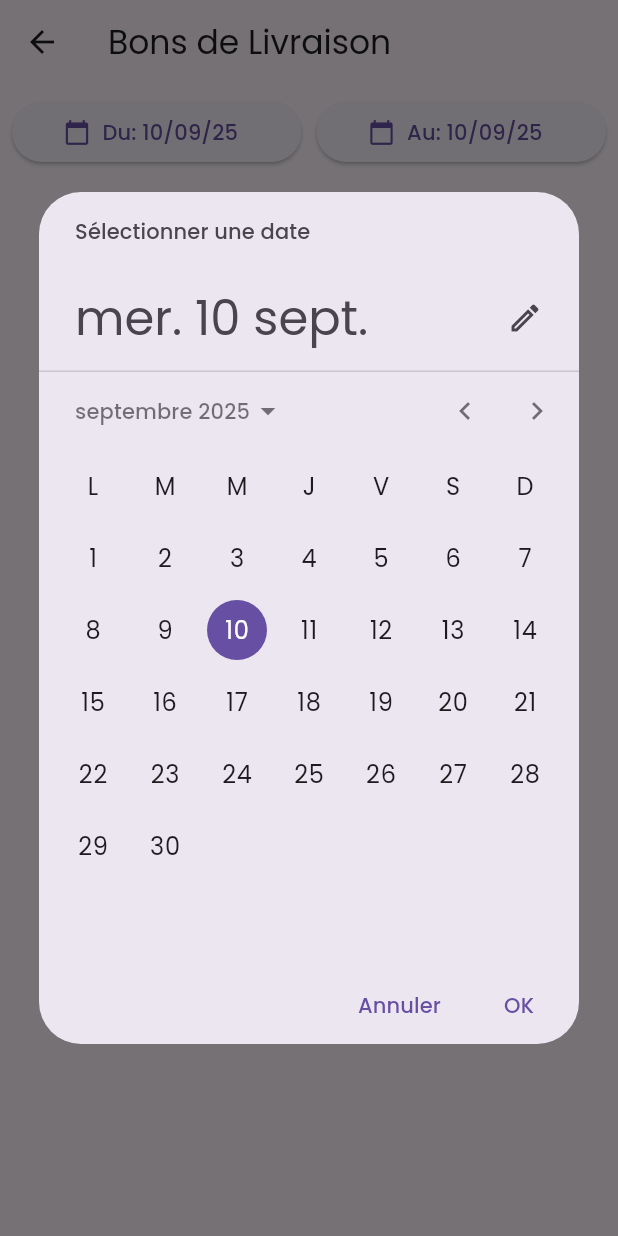
After one commit to airm5500/prestige_consult, a Flutter app: the DeliverySlipListScreen screen opened by its route, after a tap on an icon or button, on a phone screen of 412 x 824 dp. The commit adds this screen. Run offline on Flutter 3.47's test engine with Material 3 defaults, Android fonts, the phone set to English and light mode, and no system bars; our stand-ins replace fl_chart, fluttertoast, google_fonts, shared_preferences, shimmer; accounts and stored records are empty; network calls fail.

Commit message:
pointage bl

```diff
--- /dev/null
+++ b/lib/models/delivery_slip.dart
@@ -0,0 +1,36 @@
+import 'package:prestigeconsult/models/delivery_slip_item.dart';
+import 'package:prestigeconsult/models/nested_fournisseur.dart';
+
+// Représente un Bon de Livraison complet
+class DeliverySlip {
+  final String id;
+  final String referenceLivraison;
+  final String dateLivraison;
+  final NestedFournisseur fournisseur;
+  final List<DeliverySlipItem> items;
+
+  DeliverySlip({
+    required this.id,
+    required this.referenceLivraison,
+    required this.dateLivraison,
+    required this.fournisseur,
+    required this.items,
+  });
+
+  factory DeliverySlip.fromJson(Map<String, dynamic> json) {
+    var itemsList = <DeliverySlipItem>[];
+    if (json['bonLivraisonDetails'] is List) {
+      itemsList = (json['bonLivraisonDetails'] as List)
+          .map((itemJson) => DeliverySlipItem.fromJson(itemJson))
+          .toList();
+    }
+
+    return DeliverySlip(
+      id: json['lgBONLIVRAISONID'] ?? '',
+      referenceLivraison: json['strREFLIVRAISON'] ?? 'N/A',
+      dateLivraison: json['dtDATELIVRAISON'] ?? 'N/A',
+      fournisseur: NestedFournisseur.fromJson(json['fournisseur'] ?? {}),
+      items: itemsList,
+    );
+  }
+}
--- /dev/null
+++ b/lib/models/delivery_slip_item.dart
@@ -0,0 +1,30 @@
+import 'package:prestigeconsult/models/nested_product.dart';
+
+// Représente un article dans la liste "bonLivraisonDetails"
+class DeliverySlipItem {
+  final String id;
+  final NestedProduct produit;
+  final int qteRecue;
+  final int stockInitial;
+  int quantiteComptee; // Champ pour la saisie utilisateur
+
+  DeliverySlipItem({
+    required this.id,
+    required this.produit,
+    required this.qteRecue,
+    required this.stockInitial,
+    this.quantiteComptee = 0, // Initialisé à 0
+  });
+
+  // Calcule le stock théorique pour le rapport final
+  int get stockTheorique => stockInitial + qteRecue;
+
+  factory DeliverySlipItem.fromJson(Map<String, dynamic> json) {
+    return DeliverySlipItem(
+      id: json['lgBONLIVRAISONDETAIL'] ?? '',
+      produit: NestedProduct.fromJson(json['produit'] ?? {}),
+      qteRecue: json['intQTERECUE'] ?? 0,
+      stockInitial: json['intINITSTOCK'] ?? 0,
+    );
+  }
+}
--- /dev/null
+++ b/lib/models/nested_fournisseur.dart
@@ -0,0 +1,14 @@
+// Représente l'objet "fournisseur"
+class NestedFournisseur {
+  final String id;
+  final String libelle;
+
+  NestedFournisseur({required this.id, required this.libelle});
+
+  factory NestedFournisseur.fromJson(Map<String, dynamic> json) {
+    return NestedFournisseur(
+      id: json['fournisseurId'] ?? '',
+      libelle: json['fournisseurLibelle'] ?? 'N/A',
+    );
+  }
+}
--- /dev/null
+++ b/lib/ui/screens/features/stock_entry/delivery_slip_list_screen.dart
@@ -0,0 +1,134 @@
+import 'package:flutter/material.dart';
+import 'package:intl/intl.dart';
+import 'package:provider/provider.dart';
+import 'package:prestigeconsult/core/api/api_service.dart';
+import 'package:prestigeconsult/core/logic/base_screen_logic.dart';
+import 'package:prestigeconsult/models/delivery_slip.dart';
+import 'package:prestigeconsult/providers/app_config_provider.dart';
+import 'package:prestigeconsult/ui/screens/features/stock_entry/stock_count_screen.dart';
+// Importer l'écran de comptage que nous créerons après
+// import 'package:prestigeconsult/ui/screens/features/stock_entry/stock_count_screen.dart';
+
+
+class DeliverySlipListScreen extends StatefulWidget {
+  const DeliverySlipListScreen({super.key});
+
+  @override
+  State<DeliverySlipListScreen> createState() => _DeliverySlipListScreenState();
+}
+
+class _DeliverySlipListScreenState extends State<DeliverySlipListScreen> with BaseScreenLogic {
+  List<DeliverySlip> _deliverySlips = [];
+  DateTime _startDate = DateTime.now();
+  DateTime _endDate = DateTime.now();
+
+  @override
+  void initState() {
+    super.initState();
+    WidgetsBinding.instance.addPostFrameCallback((_) => _loadSlips());
+  }
+
+  Future<void> _loadSlips() async {
+    final dtStart = DateFormat('yyyy-MM-dd').format(_startDate);
+    final dtEnd = DateFormat('yyyy-MM-dd').format(_endDate);
+    final endpoint = '/etat-control-bon/list?search=&grossisteId=&dtStart=$dtStart&dtEnd=$dtEnd&limit=100';
+
+    final response = await runApiCall(() =>
+        ApiService().get(endpoint, Provider.of<AppConfigProvider>(context, listen: false))
+    );
+
+    if (mounted && response != null && response['data'] is List) {
+      final slipsData = response['data'] as List;
+      setState(() {
+        _deliverySlips = slipsData.map((json) => DeliverySlip.fromJson(json)).toList();
+      });
+    }
+  }
+
+  Future<void> _selectDate(BuildContext context, bool isStartDate) async {
+    final DateTime? picked = await showDatePicker(
+      context: context,
+      initialDate: isStartDate ? _startDate : _endDate,
+      firstDate: DateTime(2020),
+      lastDate: DateTime(2040),
+      locale: const Locale('fr', 'FR'),
+    );
+    if (picked != null) {
+      setState(() {
+        if (isStartDate) {
+          _startDate = picked;
+        } else {
+          _endDate = picked;
+        }
+      });
+      _loadSlips();
+    }
+  }
+
+  @override
+  Widget build(BuildContext context) {
+    return Scaffold(
+      appBar: AppBar(title: const Text('Bons de Livraison')),
+      body: Column(
+        children: [
+          _buildDateFilters(),
+          Expanded(
+            child: RefreshIndicator(
+              onRefresh: _loadSlips,
+              child: isLoading
+                  ? const Center(child: CircularProgressIndicator())
+                  : _deliverySlips.isEmpty
+                  ? const Center(child: Text('Aucun bon de livraison pour cette période.'))
+                  : _buildSlipList(),
+            ),
+          ),
+        ],
+      ),
+    );
+  }
+
+  Widget _buildDateFilters() {
+    return Padding(
+      padding: const EdgeInsets.all(8.0),
+      child: Row(
+        mainAxisAlignment: MainAxisAlignment.spaceEvenly,
+        children: [
+          Expanded(child: _buildDateButton(true)),
+          const SizedBox(width: 10),
+          Expanded(child: _buildDateButton(false)),
+        ],
+      ),
+    );
+  }
+
+  Widget _buildDateButton(bool isStartDate) {
+    return ElevatedButton.icon(
+      icon: const Icon(Icons.calendar_today),
+      label: Text(isStartDate
+          ? 'Du: ${DateFormat('dd/MM/yy').format(_startDate)}'
+          : 'Au: ${DateFormat('dd/MM/yy').format(_endDate)}'),
+      onPressed: () => _selectDate(context, isStartDate),
+    );
+  }
+
+  Widget _buildSlipList() {
+    return ListView.builder(
+      itemCount: _deliverySlips.length,
+      itemBuilder: (context, index) {
+        final slip = _deliverySlips[index];
+        return Card(
+          margin: const EdgeInsets.symmetric(horizontal: 12, vertical: 6),
+          child: ListTile(
+            title: Text(slip.fournisseur.libelle, style: const TextStyle(fontWeight: FontWeight.bold)),
+            subtitle: Text('Réf: ${slip.referenceLivraison}\nDate: ${slip.dateLivraison}'),
+            trailing: Chip(label: Text('${slip.items.length} produits')),
+            onTap: () {
+              // TODO: Naviguer vers l'écran de comptage
+              Navigator.push(context, MaterialPageRoute(builder: (_) => StockCountScreen(deliverySlip: slip)));
+            },
+          ),
+        );
+      },
+    );
+  }
+}
--- a/lib/ui/screens/home/home_screen.dart
+++ b/lib/ui/screens/home/home_screen.dart
@@ -39,6 +39,7 @@ class _HomeScreenState extends State<HomeScreen> with BaseScreenLogic {
     MenuItem(title: 'Recherche & Historique', icon: Icons.search, route: AppRoutes.rechercheArticle),
     MenuItem(title: 'Mise à Jour Péremption', icon: Icons.date_range, route: AppRoutes.updatePeremption),
     MenuItem(title: 'Réception Commandes', icon: Icons.inventory, route: AppRoutes.orderList),
+    MenuItem(title: 'Contrôle Stock', icon: Icons.fact_check, route: AppRoutes.deliverySlipList),
     // Ajoutez de nouveaux menus ici
   ];
 
--- a/lib/utils/app_routes.dart
+++ b/lib/utils/app_routes.dart
@@ -8,6 +8,8 @@ import 'package:prestigeconsult/ui/screens/features/update_peremption/update_per
 import 'package:prestigeconsult/ui/screens/home/home_screen.dart';
 import 'package:prestigeconsult/ui/screens/features/orders/order_receiving_screen.dart';
 import 'package:prestigeconsult/ui/screens/features/orders/order_list_screen.dart';
+import 'package:prestigeconsult/ui/screens/features/stock_entry/delivery_slip_list_screen.dart';
+
 
 class AppRoutes {
   static const String login = '/login';
@@ -21,6 +23,7 @@ class AppRoutes {
   static const String updatePeremption = '/update-peremption';
   static const String orderList = '/order-list';
   static const String orderReceiving = '/order-receiving';
+  static const String deliverySlipList = '/delivery-slip-list';
 
   static final Map<String, WidgetBuilder> routes = {
     login: (context) => const LoginScreen(),
@@ -33,6 +36,7 @@ class AppRoutes {
     rechercheArticle: (context) => const RechercheArticleScreen(),
     updatePeremption: (context) => const UpdatePeremptionScreen(),
     orderList: (context) => const OrderListScreen(),
+    deliverySlipList: (context) => const DeliverySlipListScreen(),
     // orderReceiving: (context) => const OrderReceivingScreen(), // On le mettra en place à la prochaine étape
   };
 }
```
Also changed, not shown: lib/models/nested_product.dart (added, +14 -0 lines), lib/ui/screens/features/stock_entry/inventory_report_screen.dart (added, +108 -0 lines), lib/ui/screens/features/stock_entry/stock_count_screen.dart (added, +169 -0 lines).
